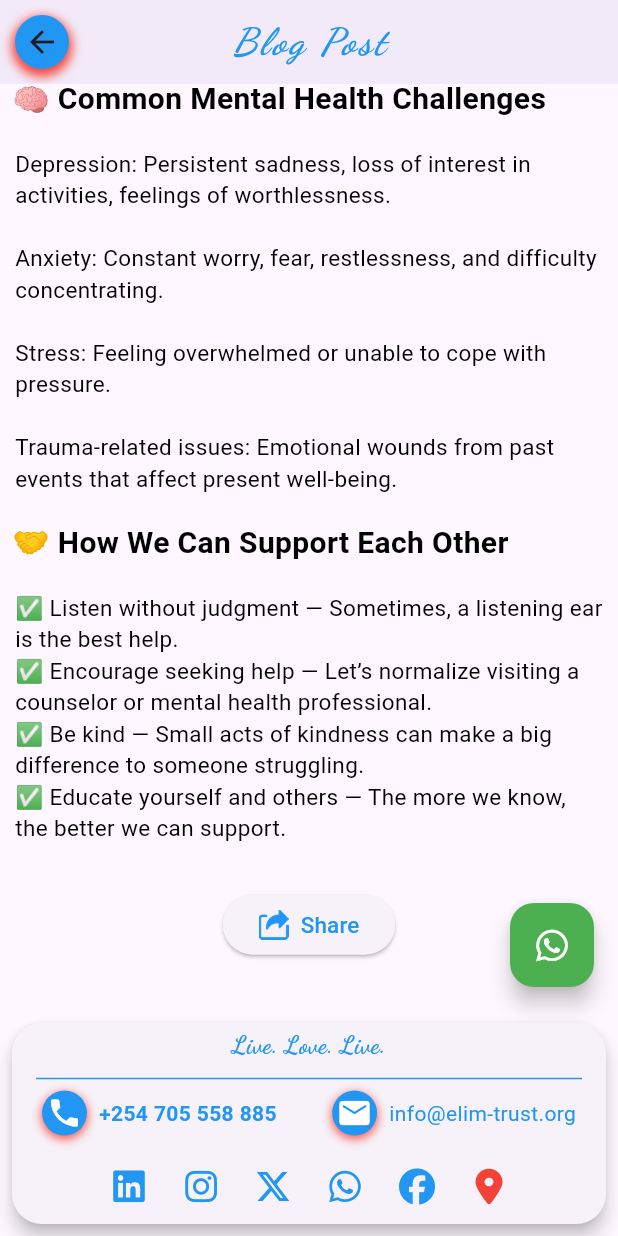
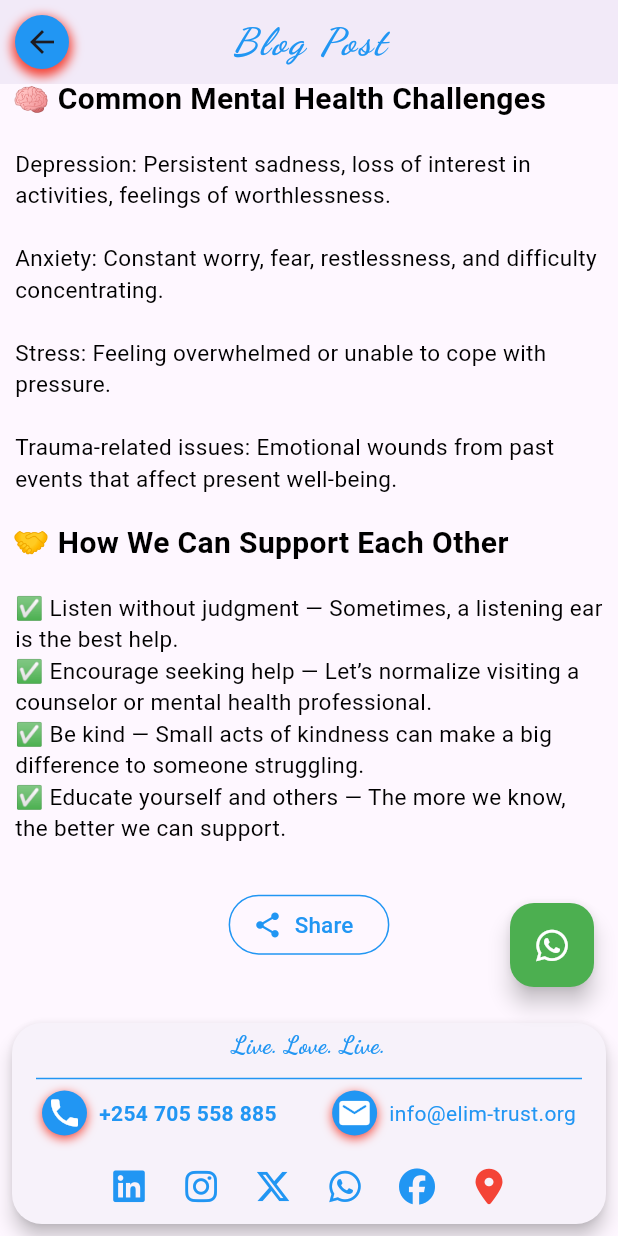
Before and after one commit to Yvonne-Wanja-1/appy, a Flutter app: the Readmorelatestnews screen opened by its route, scrolled down 848 dp, after a tap on "Share", on a phone screen of 412 x 824 dp. Run offline on Flutter 3.47's test engine with Material 3 defaults, Android fonts, the phone set to English and light mode, and no system bars; our stand-ins replace animated_text_kit, curved_navigation_bar, font_awesome_flutter, google_fonts, image_cropper, image_picker and 3 more.

Commit message:
added functionality for the share button

```diff
--- a/appy/lib/pages/pages/readmorelatestnews.dart
+++ b/appy/lib/pages/pages/readmorelatestnews.dart
@@ -1,6 +1,7 @@
 import 'package:flutter/material.dart';
 import 'package:font_awesome_flutter/font_awesome_flutter.dart';
 import 'package:google_fonts/google_fonts.dart';
+import 'package:share_plus/share_plus.dart';
 import 'package:url_launcher/url_launcher.dart';
 
 class Readmorelatestnews extends StatelessWidget {
@@ -193,20 +194,28 @@ Trauma-related issues: Emotional wounds from past events that affect present wel
               ),
             ),
             SizedBox(height: 20),
-            ElevatedButton(
-              onPressed: () {},
-              child: Row(
-                mainAxisSize: MainAxisSize.min,
-                children: [
-                  Image.asset('images/share.png', height: 20, width: 20, color: Colors.blue,),
-                  const SizedBox(width: 8),
-                  const Text('Share',
-                  style: TextStyle(
+            OutlinedButton.icon(
+              onPressed: () {
+                const String blogTitle =
+                    '🌱 Prioritizing Mental Health: A Call for Awareness and Action';
+                const String blogUrl =
+                    'https://www.elim-trust.org/blog/mental-health-awareness'; // A placeholder URL
+                final String shareText =
+                    'Check out this insightful blog post: "$blogTitle".\n\nRead more here: $blogUrl';
+
+                Share.share(shareText,
+                    subject: 'An Important Read on Mental Health');
+              },
+              icon: const Icon(Icons.share, color: Colors.blue, size: 20),
+              label: const Text(
+                'Share',
+                style: TextStyle(
                     color: Colors.blue,
                     fontSize: 15,
-                  ),
-                  ),
-                ],
+              ),
+              ),
+              style: OutlinedButton.styleFrom(
+                side: const BorderSide(color: Colors.blue),
               ),
             ),
             SizedBox(height: 34),
```
